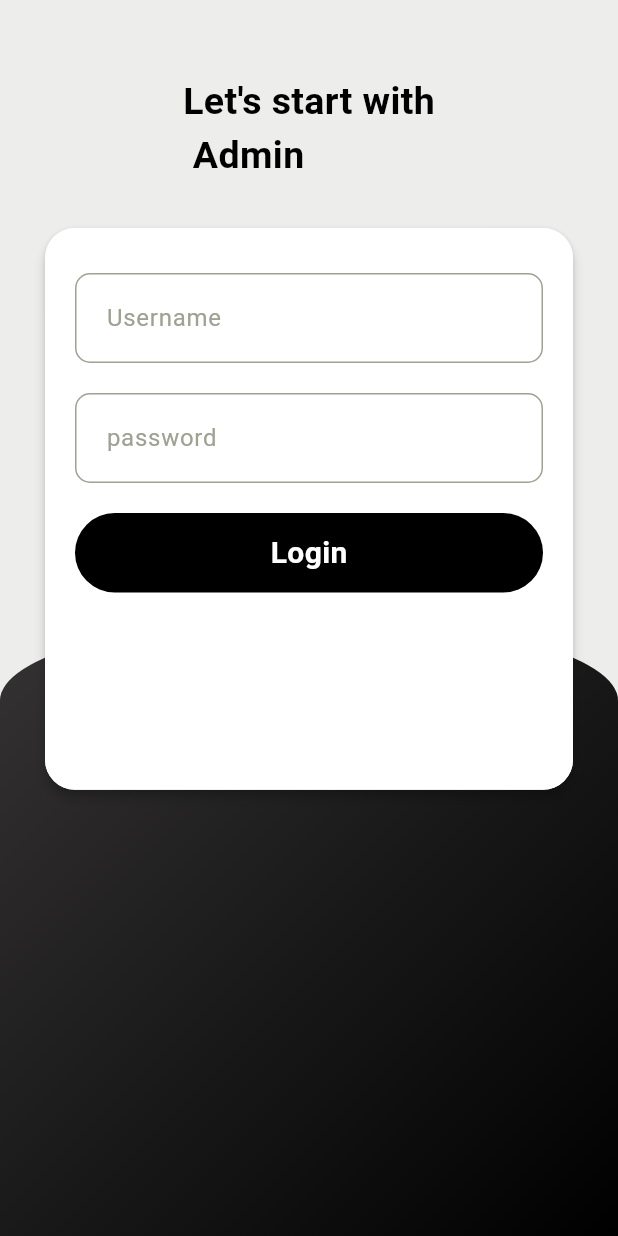
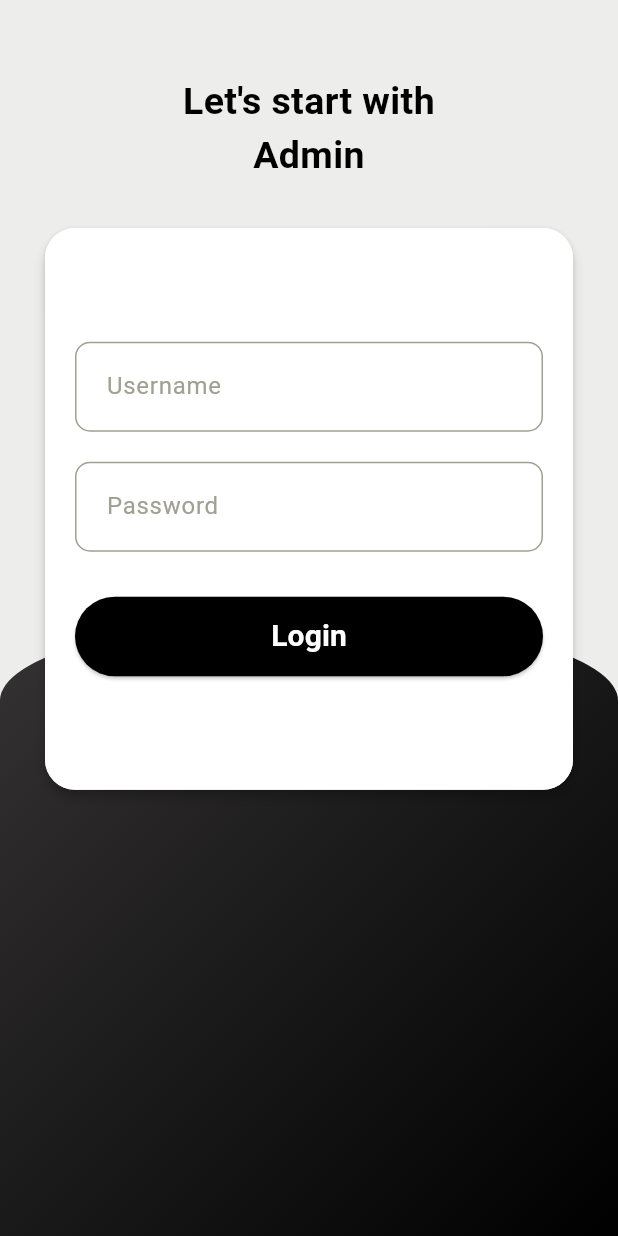
Before and after one commit to cikaldwidy/mobile_project, a Flutter app: the AdminLogin screen opened directly, on a phone screen of 412 x 824 dp. Run offline on Flutter 3.47's test engine with Material 3 defaults, Android fonts, the phone set to English and light mode, and no system bars; our stand-ins replace cloud_firestore, curved_navigation_bar, firebase_auth, firebase_core, random_string, shared_preferences; missing offline and left inert: flutter_stripe; accounts and stored records are empty.

Commit message:
commit 2

```diff
--- a/lib/admin/admin_login.dart
+++ b/lib/admin/admin_login.dart
@@ -1,4 +1,6 @@
+import 'package:cloud_firestore/cloud_firestore.dart';
 import 'package:flutter/material.dart';
+import 'package:flutter_application_1/admin/home_admin.dart';
 
 class AdminLogin extends StatefulWidget {
   @override
@@ -6,51 +8,60 @@ class AdminLogin extends StatefulWidget {
 }
 
 class _AdminLoginState extends State<AdminLogin> {
-  final GlobalKey<FormState> _formkey = GlobalKey<FormState>();
-  TextEditingController usernamecontroller = new TextEditingController();
-  TextEditingController userpasswordcontroller = new TextEditingController();
+  final GlobalKey<FormState> _formKey = GlobalKey<FormState>();
+  final TextEditingController _usernameController = TextEditingController();
+  final TextEditingController _passwordController = TextEditingController();
+  bool _isLoading = false;
+
+  @override
+  void dispose() {
+    _usernameController.dispose();
+    _passwordController.dispose();
+    super.dispose();
+  }
+
   @override
   Widget build(BuildContext context) {
-    // TODO: implement build
     return Scaffold(
-      backgroundColor: Color(0xFFededeb),
-      body: Container(
+      backgroundColor: const Color(0xFFededeb),
+      body: SingleChildScrollView(
+        child: Container(
+          height: MediaQuery.of(context).size.height,
           child: Stack(
             children: [
               Container(
-              margin:
-                  EdgeInsets.only(top: MediaQuery.of(context).size.height / 2),
-              padding: EdgeInsets.only(top: 45, left: 20, right: 20),
-              height: MediaQuery.of(context).size.height,
-              width: MediaQuery.of(context).size.width,
+                margin: EdgeInsets.only(
+                    top: MediaQuery.of(context).size.height / 2),
+                padding: const EdgeInsets.only(top: 45, left: 20, right: 20),
                 decoration: BoxDecoration(
-                gradient: LinearGradient(
+                  gradient: const LinearGradient(
                     colors: [Color.fromARGB(255, 53, 51, 51), Colors.black],
                     begin: Alignment.topLeft,
                     end: Alignment.bottomRight,
                   ),
                   borderRadius: BorderRadius.vertical(
-                  top:
-                      Radius.elliptical(MediaQuery.of(context).size.width, 110),
+                    top: Radius.elliptical(
+                        MediaQuery.of(context).size.width, 110),
                   ),
                 ),
               ),
               Container(
-              margin: EdgeInsets.only(left: 30.0, right: 30.0, top: 50.0),
+                margin:
+                    const EdgeInsets.only(left: 30.0, right: 30.0, top: 50.0),
                 child: Form(
-                  key: _formkey,
+                  key: _formKey,
                   child: Column(
                     children: [
-                      Text(
-                        "Let's start with\n Admin",
+                      const Text(
+                        "Let's start with\nAdmin",
+                        textAlign: TextAlign.center,
                         style: TextStyle(
                           color: Colors.black,
                           fontSize: 25.0,
-                            fontWeight: FontWeight.bold),
+                          fontWeight: FontWeight.bold,
                         ),
-                      SizedBox(
-                        height: 30,
                       ),
+                      const SizedBox(height: 30),
                       Material(
                         elevation: 3.0,
                         borderRadius: BorderRadius.circular(20),
@@ -60,95 +71,151 @@ class _AdminLoginState extends State<AdminLogin> {
                             color: Colors.white,
                             borderRadius: BorderRadius.circular(20),
                           ),
+                          child: Padding(
+                            padding: const EdgeInsets.all(20.0),
                             child: Column(
+                              mainAxisAlignment: MainAxisAlignment.center,
                               children: [
-                              SizedBox(height: 30.0),
-                              Container(
-                                padding: EdgeInsets.only(
-                                    left: 20.0, top: 5.0, bottom: 5.0),
-                                margin: EdgeInsets.symmetric(horizontal: 20),
-                                decoration: BoxDecoration(
-                                  border: Border.all(
-                                      color:
-                                          Color.fromARGB(255, 160, 160, 147)),
-                                  borderRadius: BorderRadius.circular(10),
-                                ),
-                                child: Center(
-                                  child: TextFormField(
-                                    controller: usernamecontroller,
+                                _buildTextField(
+                                  controller: _usernameController,
+                                  hintText: "Username",
                                   validator: (value) {
                                     if (value == null || value.isEmpty) {
-                                        return 'Please Enter Username';
+                                      return 'Please enter username';
                                     }
+                                    return null;
                                   },
-                                    decoration: InputDecoration(
-                                        border: InputBorder.none,
-                                        hintText: "Username",
-                                        hintStyle: TextStyle(
-                                            color: Color.fromARGB(
-                                                255, 160, 160, 147))),
+                                ),
+                                const SizedBox(height: 20),
+                                _buildTextField(
+                                  controller: _passwordController,
+                                  hintText: "Password",
+                                  isPassword: true,
+                                  validator: (value) {
+                                    if (value == null || value.isEmpty) {
+                                      return 'Please enter password';
+                                    }
+                                    return null;
+                                  },
+                                ),
+                                const SizedBox(height: 30),
+                                _isLoading
+                                    ? const CircularProgressIndicator()
+                                    : SizedBox(
+                                        width: double.infinity,
+                                        child: ElevatedButton(
+                                          onPressed: _handleLogin,
+                                          style: ElevatedButton.styleFrom(
+                                            backgroundColor: Colors.black,
+                                            padding: const EdgeInsets.symmetric(
+                                                vertical: 12),
+                                            shape: RoundedRectangleBorder(
+                                              borderRadius:
+                                                  BorderRadius.circular(30),
                                             ),
                                           ),
-                              ),
-                              SizedBox(
-                                height: 20,
-                              ),
-                              Container(
-                                padding: EdgeInsets.only(
-                                    left: 20.0, top: 5.0, bottom: 5.0),
-                                margin: EdgeInsets.symmetric(horizontal: 20),
-                                decoration: BoxDecoration(
-                                  border: Border.all(
-                                      color:
-                                          Color.fromARGB(255, 160, 160, 147)),
-                                  borderRadius: BorderRadius.circular(10),
-                                ),
-                                child: Center(
-                                  child: TextFormField(
-                                    controller: userpasswordcontroller,
-                                    validator: (value) {
-                                      if (value == null || value.isEmpty) {
-                                        return 'Please Enter Password';
-                                      }
-                                    },
-                                    decoration: InputDecoration(
-                                        border: InputBorder.none,
-                                        hintText: "password",
-                                        hintStyle: TextStyle(
-                                            color: Color.fromARGB(
-                                                255, 160, 160, 147))),
-                                  ),
-                                ),
-                              ),
-                              SizedBox(
-                                height: 20.0,
-                              ),
-                              Container(
-                                padding: EdgeInsets.symmetric(vertical: 12.0),
-                                margin: EdgeInsets.symmetric(horizontal: 20.0),
-                                width: MediaQuery.of(context).size.width,
-                                decoration: BoxDecoration(
-                                  color: Colors.black,
-                                  borderRadius: BorderRadius.circular(30),
-                                ),
-                                child: Center(
-                                  child: Text(
+                                          child: const Text(
                                             "Login",
                                             style: TextStyle(
                                               color: Colors.white,
                                               fontSize: 20,
-                                        fontWeight: FontWeight.bold),
+                                              fontWeight: FontWeight.bold,
                                             ),
                                           ),
-                              )
+                                        ),
+                                      ),
                               ],
                             ),
                           ),
-                      )
+                        ),
+                      ),
                     ],
-                  )),
-            )
+                  ),
+                ),
+              ),
             ],
+          ),
+        ),
+      ),
+    );
+  }
+
+  Widget _buildTextField({
+    required TextEditingController controller,
+    required String hintText,
+    bool isPassword = false,
+    required String? Function(String?) validator,
+  }) {
+    return Container(
+      padding: const EdgeInsets.symmetric(horizontal: 20, vertical: 5),
+      decoration: BoxDecoration(
+        border: Border.all(color: const Color.fromARGB(255, 160, 160, 147)),
+        borderRadius: BorderRadius.circular(10),
+      ),
+      child: TextFormField(
+        controller: controller,
+        obscureText: isPassword,
+        validator: validator,
+        decoration: InputDecoration(
+          border: InputBorder.none,
+          hintText: hintText,
+          hintStyle: const TextStyle(
+            color: Color.fromARGB(255, 160, 160, 147),
+          ),
+        ),
+      ),
+    );
+  }
+
+  Future<void> _handleLogin() async {
+    if (!_formKey.currentState!.validate()) {
+      return;
+    }
+
+    setState(() => _isLoading = true);
+
+    try {
+      final snapshot = await FirebaseFirestore.instance
+          .collection("Admin")
+          .where('id', isEqualTo: _usernameController.text.trim())
+          .limit(1)
+          .get();
+
+      if (!mounted) return;
+
+      if (snapshot.docs.isEmpty) {
+        _showError("Invalid username");
+        return;
+      }
+
+      final admin = snapshot.docs.first.data();
+      if (admin['password'] != _passwordController.text.trim()) {
+        _showError("Invalid password");
+        return;
+      }
+
+      if (!mounted) return;
+
+      Navigator.pushReplacement(
+        context,
+        MaterialPageRoute(builder: (context) => HomeAdmin()),
+      );
+    } catch (e) {
+      _showError("An error occurred. Please try again.");
+    } finally {
+      if (mounted) {
+        setState(() => _isLoading = false);
+      }
+    }
+  }
+
+  void _showError(String message) {
+    ScaffoldMessenger.of(context).showSnackBar(
+      SnackBar(
+        backgroundColor: Colors.red,
+        content: Text(
+          message,
+          style: const TextStyle(fontSize: 16),
         ),
       ),
     );
--- a/lib/main.dart
+++ b/lib/main.dart
@@ -1,6 +1,7 @@
 import 'package:firebase_core/firebase_core.dart';
 import 'package:flutter/material.dart';
 import 'package:flutter_application_1/admin/admin_login.dart';
+import 'package:flutter_application_1/admin/home_admin.dart';
 import 'package:flutter_application_1/pages/bottomnav.dart';
 import 'package:flutter_application_1/pages/home.dart';
 import 'package:flutter_application_1/pages/login.dart';
@@ -44,7 +45,7 @@ class MyApp extends StatelessWidget {
           colorScheme: ColorScheme.fromSeed(seedColor: Colors.deepPurple),
           useMaterial3: true,
         ),
-        home: AdminLogin());
+        home: HomeAdmin());
   }
 }
 
```
Also changed, not shown: lib/admin/add_food.dart (added, +182 -0 lines), lib/admin/home_admin.dart (added, +76 -0 lines), flutter_01.png (added), flutter_02.png (added). Lines whose indentation alone changed are shown as unchanged.
